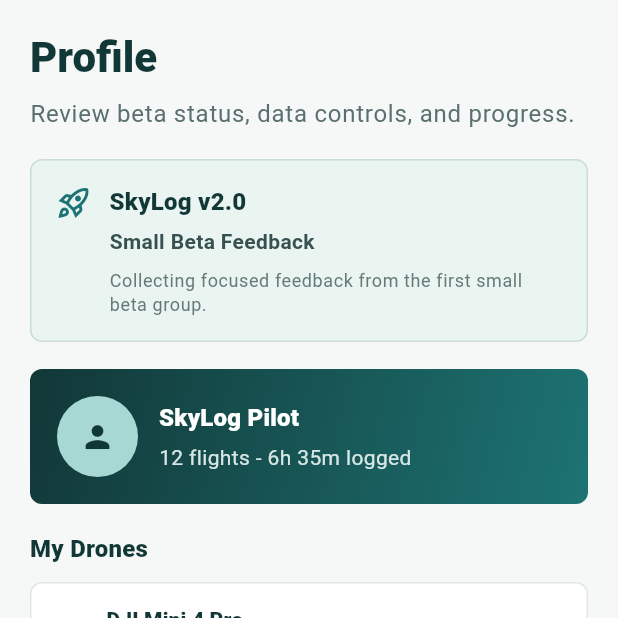
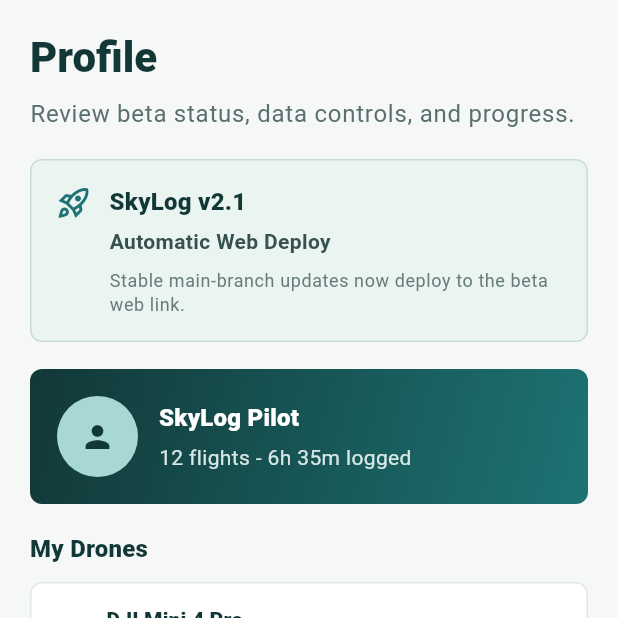
Before and after one commit to HouJue919/skylog, a Flutter app: the screen it shows after launch, item 5 of the bottom bar chosen, on a phone screen of 412 x 824 dp, the top half of it. Run offline on Flutter 3.47's test engine with Material 3 defaults, Android fonts, the phone set to English and light mode, and no system bars; our stand-ins replace shared_preferences.

Commit message:
Enable automatic web deploy

```diff
--- a/app/lib/main.dart
+++ b/app/lib/main.dart
@@ -6,8 +6,8 @@
 
 const String _flightStorageKey = 'skylog_flights';
 const String _checklistStorageKey = 'skylog_preflight_checklist';
-const String _appVersionLabel = 'SkyLog v2.0';
-const String _appStageLabel = 'Small Beta Feedback';
+const String _appVersionLabel = 'SkyLog v2.1';
+const String _appStageLabel = 'Automatic Web Deploy';
 const int _preFlightChecklistTotal = 6;
 
 const List<String> _preFlightChecklistItems = [
@@ -1244,6 +1244,48 @@
     );
   }
 
+  Future<void> _showAutomaticWebDeploy(BuildContext context) async {
+    await showDialog<void>(
+      context: context,
+      builder: (context) {
+        return AlertDialog(
+          title: const Text('Automatic Web Deploy'),
+          content: SingleChildScrollView(
+            child: Text(
+              '''
+SkyLog now updates the fixed web link automatically after stable changes are pushed to main.
+
+Release flow:
+
+1. Build the next small feature locally.
+2. Run flutter analyze.
+3. Run flutter test.
+4. Run flutter build web.
+5. Commit the stable version.
+6. Push to main.
+7. GitHub Actions deploys the web beta automatically.
+
+Important:
+
+- The URL stays the same.
+- Only tested versions should be pushed to main.
+- If the workflow fails, the previous working web version remains the fallback.
+'''
+                  .trim(),
+              style: Theme.of(context).textTheme.bodySmall,
+            ),
+          ),
+          actions: [
+            TextButton(
+              onPressed: () => Navigator.of(context).pop(),
+              child: const Text('Done'),
+            ),
+          ],
+        );
+      },
+    );
+  }
+
   @override
   Widget build(BuildContext context) {
     return Scaffold(
@@ -1328,6 +1370,14 @@
               title: 'Deployment Readiness',
               subtitle: 'Checks required before creating a fixed web link.',
               onTap: () => _showDeploymentReadiness(context),
+            ),
+            const SizedBox(height: 10),
+            _SettingsTile(
+              key: const Key('automatic-web-deploy-button'),
+              icon: Icons.sync_outlined,
+              title: 'Automatic Web Deploy',
+              subtitle: 'How stable pushes update the fixed beta link.',
+              onTap: () => _showAutomaticWebDeploy(context),
             ),
             const SizedBox(height: 10),
             _SettingsTile(
@@ -2220,7 +2270,7 @@
                 ),
                 const SizedBox(height: 8),
                 Text(
-                  'Collecting focused feedback from the first small beta group.',
+                  'Stable main-branch updates now deploy to the beta web link.',
                   style: Theme.of(context).textTheme.bodySmall?.copyWith(
                     color: const Color(0xFF647B7A),
                   ),
```
Also changed, not shown: 10 other files.
